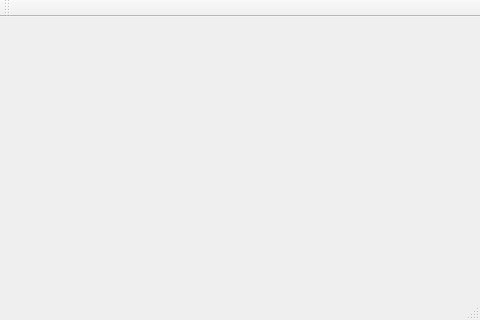
Before: the Qt Designer form lookingforagoodtime.ui in Dantali0n/LookingForAGoodTime, drawn with Qt 5.
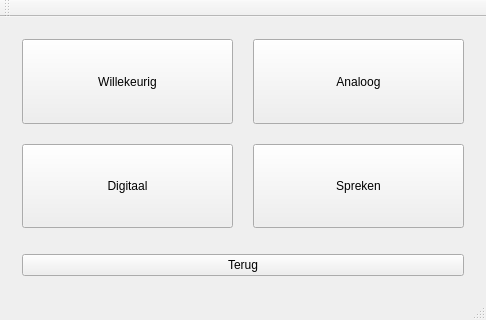
After: the same form once the commit is applied. The open tabs and pages were chosen to show the change.

Commit message: added ui for challenges page and placeholder pages for all challenges

Diff of the .ui file:
```diff
--- a/lookingforagoodtime.ui
+++ b/lookingforagoodtime.ui
@@ -185,7 +185,166 @@
        </widget>
       </widget>
       <widget class="QWidget" name="highscoreMenu"/>
-      <widget class="QWidget" name="modeMenu"/>
+      <widget class="QWidget" name="modeMenu">
+       <layout class="QGridLayout" name="gridLayout_4">
+        <item row="0" column="0">
+         <layout class="QVBoxLayout" name="verticalLayout_2">
+          <item>
+           <layout class="QGridLayout" name="gridLayout_5">
+            <property name="sizeConstraint">
+             <enum>QLayout::SetNoConstraint</enum>
+            </property>
+            <property name="bottomMargin">
+             <number>20</number>
+            </property>
+            <property name="spacing">
+             <number>20</number>
+            </property>
+            <item row="1" column="3">
+             <widget class="QPushButton" name="challengesSpeakButton">
+              <property name="sizePolicy">
+               <sizepolicy hsizetype="Expanding" vsizetype="Expanding">
+                <horstretch>0</horstretch>
+                <verstretch>0</verstretch>
+               </sizepolicy>
+              </property>
+              <property name="text">
+               <string>Spreken</string>
+              </property>
+             </widget>
+            </item>
+            <item row="1" column="2">
+             <widget class="QPushButton" name="challengesDigitalButton">
+              <property name="sizePolicy">
+               <sizepolicy hsizetype="Expanding" vsizetype="Expanding">
+                <horstretch>0</horstretch>
+                <verstretch>0</verstretch>
+               </sizepolicy>
+              </property>
+              <property name="text">
+               <string>Digitaal</string>
+              </property>
+             </widget>
+            </item>
+            <item row="0" column="3">
+             <widget class="QPushButton" name="challengesAnalogButton">
+              <property name="sizePolicy">
+               <sizepolicy hsizetype="Expanding" vsizetype="Expanding">
+                <horstretch>0</horstretch>
+                <verstretch>0</verstretch>
+               </sizepolicy>
+              </property>
+              <property name="text">
+               <string>Analoog</string>
+              </property>
+             </widget>
+            </item>
+            <item row="0" column="2">
+             <widget class="QPushButton" name="challengesRandomButton">
+              <property name="sizePolicy">
+               <sizepolicy hsizetype="Expanding" vsizetype="Expanding">
+                <horstretch>0</horstretch>
+                <verstretch>0</verstretch>
+               </sizepolicy>
+              </property>
+              <property name="text">
+               <string>Willekeurig</string>
+              </property>
+             </widget>
+            </item>
+           </layout>
+          </item>
+          <item>
+           <widget class="QPushButton" name="challengesBackbutton">
+            <property name="sizePolicy">
+             <sizepolicy hsizetype="Minimum" vsizetype="Fixed">
+              <horstretch>0</horstretch>
+              <verstretch>0</verstretch>
+             </sizepolicy>
+            </property>
+            <property name="minimumSize">
+             <size>
+              <width>442</width>
+              <height>0</height>
+             </size>
+            </property>
+            <property name="text">
+             <string>Terug</string>
+            </property>
+           </widget>
+          </item>
+         </layout>
+        </item>
+       </layout>
+      </widget>
+      <widget class="QWidget" name="random">
+       <layout class="QGridLayout" name="gridLayout_7">
+        <item row="0" column="0">
+         <widget class="QPushButton" name="randomBackButton">
+          <property name="sizePolicy">
+           <sizepolicy hsizetype="Minimum" vsizetype="Expanding">
+            <horstretch>0</horstretch>
+            <verstretch>0</verstretch>
+           </sizepolicy>
+          </property>
+          <property name="text">
+           <string>Terug</string>
+          </property>
+         </widget>
+        </item>
+       </layout>
+      </widget>
+      <widget class="QWidget" name="analog">
+       <layout class="QGridLayout" name="gridLayout_8">
+        <item row="0" column="0">
+         <widget class="QPushButton" name="analogBackButton">
+          <property name="sizePolicy">
+           <sizepolicy hsizetype="Minimum" vsizetype="Expanding">
+            <horstretch>0</horstretch>
+            <verstretch>0</verstretch>
+           </sizepolicy>
+          </property>
+          <property name="text">
+           <string>Terug</string>
+          </property>
+         </widget>
+        </item>
+       </layout>
+      </widget>
+      <widget class="QWidget" name="digital">
+       <layout class="QGridLayout" name="gridLayout_9">
+        <item row="0" column="0">
+         <widget class="QPushButton" name="digitalBackButton">
+          <property name="sizePolicy">
+           <sizepolicy hsizetype="Minimum" vsizetype="Expanding">
+            <horstretch>0</horstretch>
+            <verstretch>0</verstretch>
+           </sizepolicy>
+          </property>
+          <property name="text">
+           <string>Terug</string>
+          </property>
+         </widget>
+        </item>
+       </layout>
+      </widget>
+      <widget class="QWidget" name="speach">
+       <layout class="QGridLayout" name="gridLayout_10">
+        <item row="0" column="0">
+         <widget class="QPushButton" name="speachBackButton">
+          <property name="sizePolicy">
+           <sizepolicy hsizetype="Minimum" vsizetype="Expanding">
+            <horstretch>0</horstretch>
+            <verstretch>0</verstretch>
+           </sizepolicy>
+          </property>
+          <property name="text">
+           <string>Terug</string>
+          </property>
+         </widget>
+        </item>
+       </layout>
+      </widget>
      </widget>
     </item>
    </layout>
```
Left out of the diff: 32 changed lines with no effect on the pictures. The commit also changes 2 other files.
